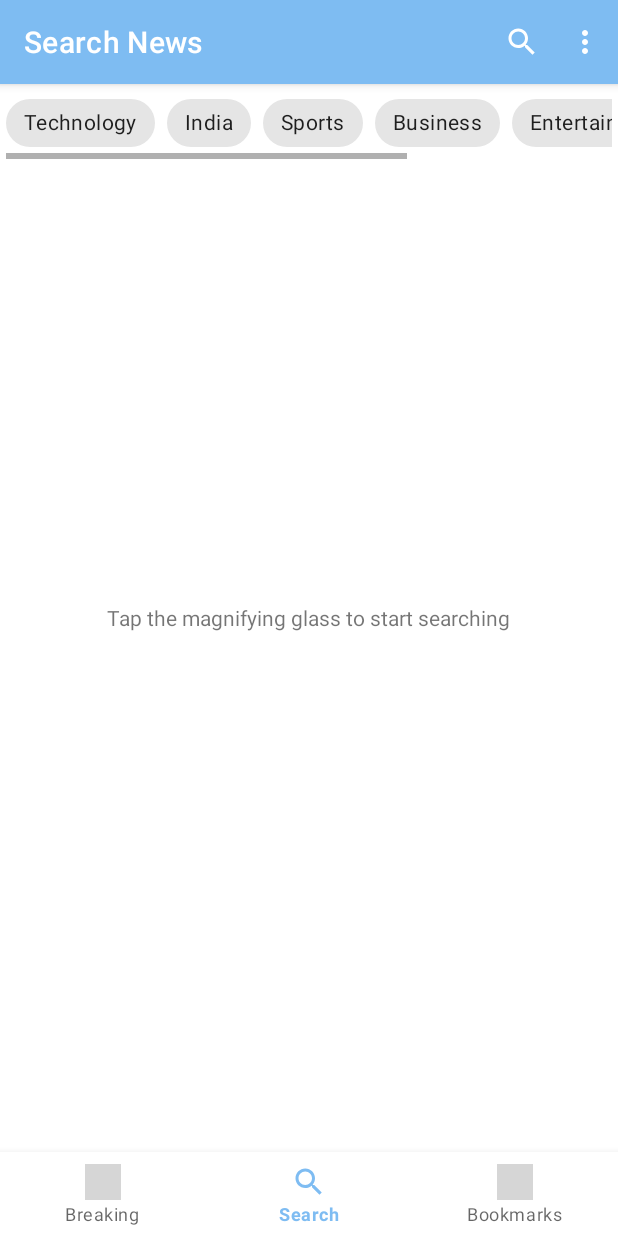
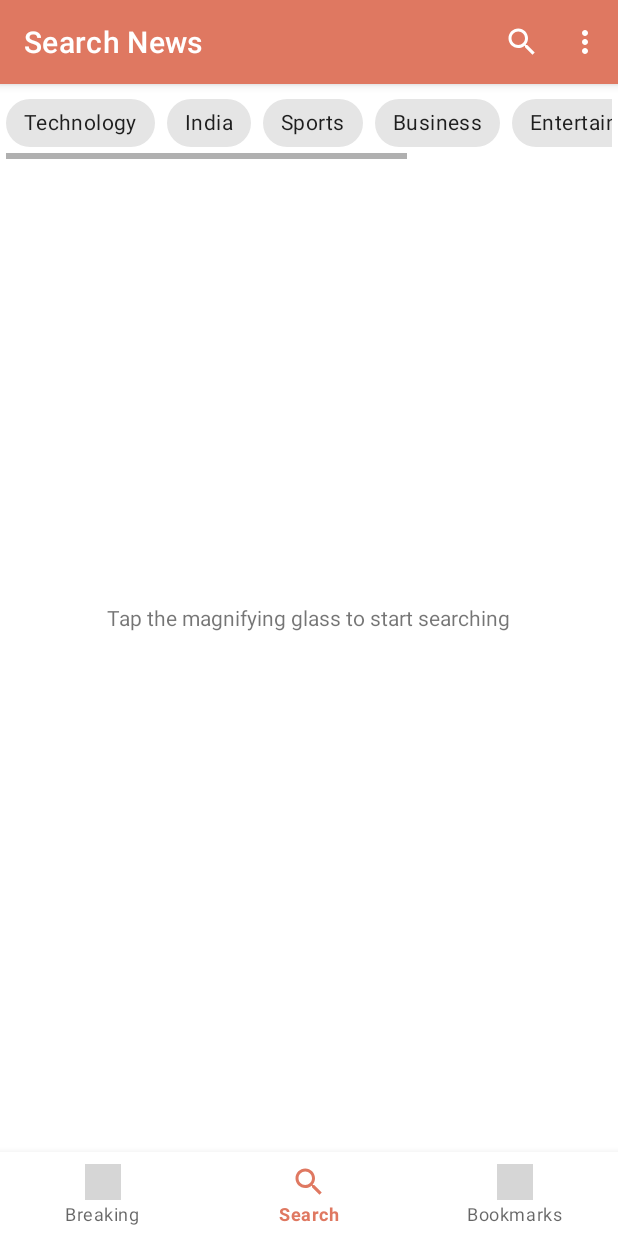
Before and after one commit to myaasiinh/MobileCapstone, an Android app: the screen it shows after launch (MainActivity), item 2 of the bottom bar chosen, on a phone screen of 412 x 824 dp. Run offline under Robolectric (Android 15) with nearby library versions, the phone set to English and light mode, and no system bars; our stand-ins replace Dagger/Hilt's generated code, Room's generated code, paging; 2 statements that could not run were skipped; grey boxes are pictures that could not be loaded.

Commit message:
refactor colors.xml

```diff
--- a/app/build.gradle
+++ b/app/build.gradle
@@ -16,7 +16,6 @@ android {
         versionName "1.0"
 
         testInstrumentationRunner "androidx.test.runner.AndroidJUnitRunner"
-        buildConfigField("String", "NEWS_API_ACCESS_KEY", news_api_access_key)
     }
 
     buildTypes {
--- a/app/src/main/res/layout/activity_main.xml
+++ b/app/src/main/res/layout/activity_main.xml
@@ -3,7 +3,8 @@
     xmlns:app="http://schemas.android.com/apk/res-auto"
     xmlns:tools="http://schemas.android.com/tools"
     android:layout_width="match_parent"
-    android:layout_height="match_parent">
+    android:layout_height="match_parent"
+    tools:context=".MainActivity">
 
     <androidx.fragment.app.FragmentContainerView
         android:id="@+id/fragment_container"
--- a/app/src/main/res/layout/activity_splash_screen.xml
+++ b/app/src/main/res/layout/activity_splash_screen.xml
@@ -5,7 +5,8 @@
     android:layout_width="match_parent"
     android:layout_height="match_parent"
     android:gravity="center"
-    android:orientation="vertical">
+    android:orientation="vertical"
+    tools:context=".SplashScreen">
 
     <ImageView
         android:layout_width="wrap_content"
--- a/app/src/main/res/layout/activity_web_view.xml
+++ b/app/src/main/res/layout/activity_web_view.xml
@@ -4,7 +4,8 @@
     xmlns:tools="http://schemas.android.com/tools"
     android:layout_width="match_parent"
     android:layout_height="match_parent"
-    android:orientation="vertical">
+    android:orientation="vertical"
+    tools:context=".WebViewActivity">
 
     <com.google.android.material.progressindicator.LinearProgressIndicator
         android:id="@+id/progress_bar"
--- a/app/src/main/res/values/colors.xml
+++ b/app/src/main/res/values/colors.xml
@@ -3,9 +3,9 @@
     <color name="black">#FF000000</color>
     <color name="white">#FFFFFFFF</color>
 
-    <color name="primary_dark">#7EBCF2</color>
+    <color name="primary_dark">#DF7861</color>
     <color name="secondary_dark">#121212</color>
 
-    <color name="primary_light">#F2C166</color>
+    <color name="primary_light">#AF7AB3</color>
     <color name="secondary_light">#F2F2F2</color>
 </resources>
--- a/gradle.properties
+++ b/gradle.properties
@@ -21,5 +21,3 @@ kotlin.code.style=official
 # resources declared in the library itself and none from the library's dependencies,
 # thereby reducing the size of the R class for that library
 android.nonTransitiveRClass=true
-# NEWS_API_ACCESS_KEY
-news_api_access_key=""
```
Also changed, not shown: 1 other file.
